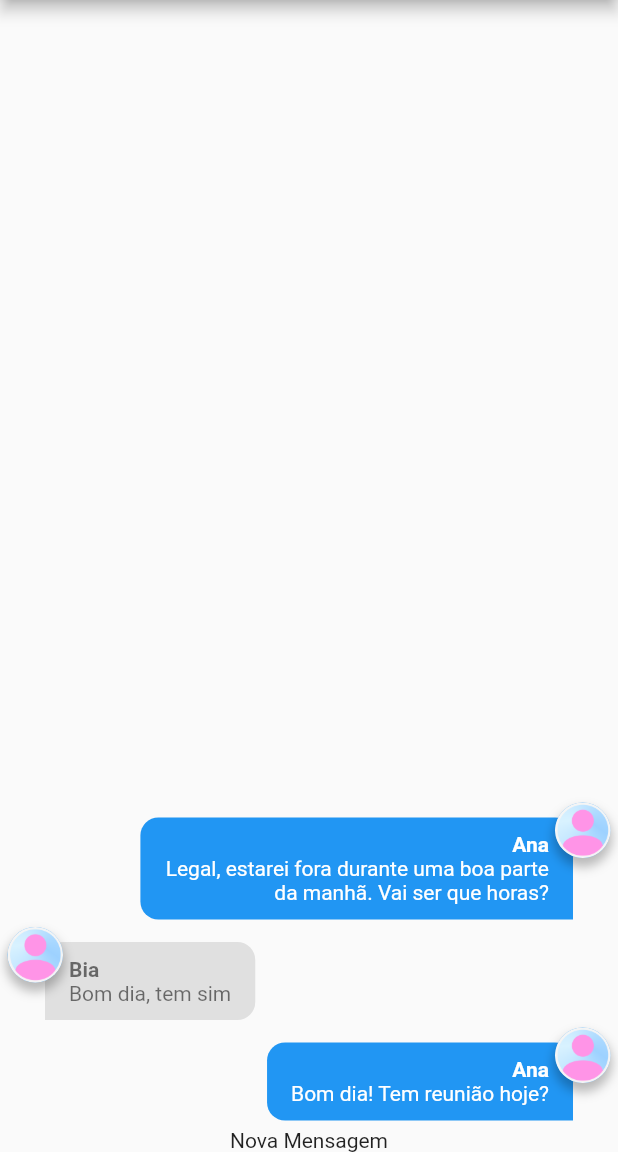
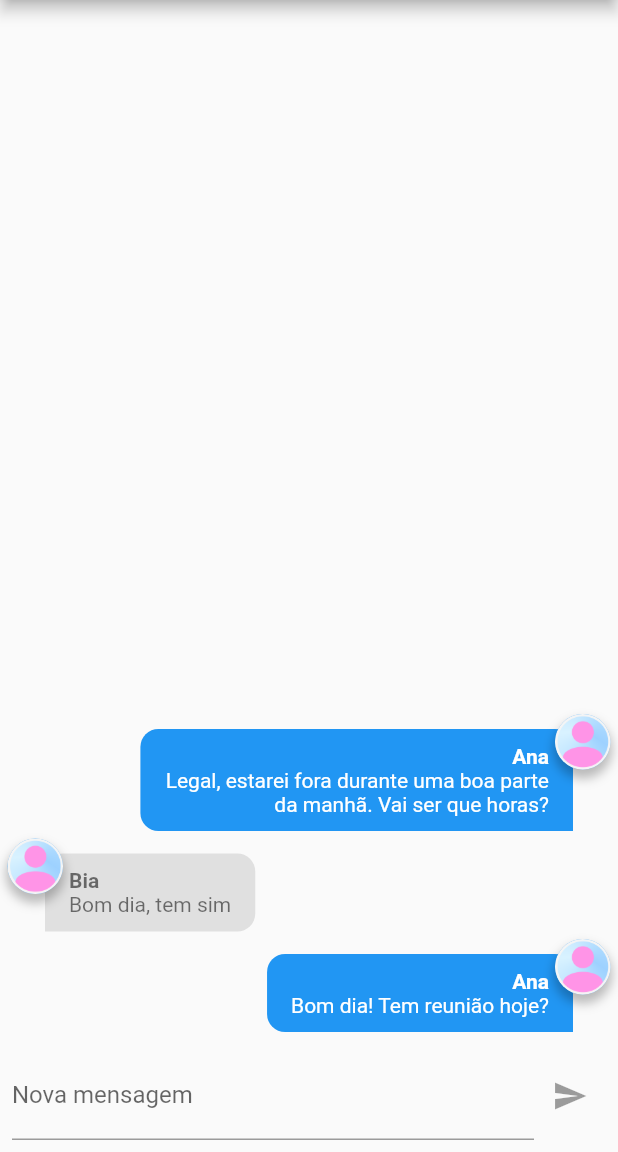
Before and after one commit to TonySilva7/chat-flutter, a Flutter app: the screen it shows after launch, on a phone screen of 412 x 824 dp, the part 84-1236 px from its top. Run offline on Flutter 3.47's test engine with Material 2 defaults, Android fonts, the phone set to English and light mode, and no system bars; our stand-ins replace image_picker; accounts and stored records are empty.

Commit message:
chore: implements input to send message

```diff
--- a/lib/app/core/services/chat/chat_service_mock.dart
+++ b/lib/app/core/services/chat/chat_service_mock.dart
@@ -31,11 +31,18 @@ class ChatServiceMock implements ChatServiceProtocol {
       userImageURL: 'assets/images/avatar.png',
     ),
   ];
-  MultiStreamController<List<ChatMessage>>? controller;
+  static MultiStreamController<List<ChatMessage>>? _controller;
+
+  //   static MultiStreamController<ChatUser?>? _controller;
+
+  // static final _userStream = Stream<ChatUser?>.multi((controller) {
+  //   _controller = controller;
+  //   _updateUser(defaultUser);
+  // });
 
   static final _msgsStream = Stream<List<ChatMessage>>.multi((controller) {
-    controller = controller;
-    controller.add(_msgs);
+    _controller = controller;
+    _controller?.add(_msgs);
   });
 
   @override
@@ -58,7 +65,7 @@ class ChatServiceMock implements ChatServiceProtocol {
     // add a mensagem na lista
     _msgs.add(newMessage);
     // add a lista no stream
-    controller?.add(_msgs);
+    _controller?.add(_msgs.reversed.toList());
 
     return newMessage;
   }
--- a/lib/app/pages/chat_page.dart
+++ b/lib/app/pages/chat_page.dart
@@ -21,13 +21,13 @@ class ChatPage extends StatelessWidget {
               DropdownMenuItem(
                 value: 'logout',
                 child: Row(
-                  children: [
+                  children: const [
                     Icon(
                       Icons.exit_to_app,
                       color: Colors.black54,
                     ),
-                    const SizedBox(width: 8),
-                    const Text('Sair'),
+                    SizedBox(width: 8),
+                    Text('Sair'),
                   ],
                 ),
               ),
--- a/lib/app/widgets/message_bubble.dart
+++ b/lib/app/widgets/message_bubble.dart
@@ -15,7 +15,7 @@ class MessageBubble extends StatelessWidget {
 
     if (uri.scheme.contains('http') || uri.scheme.contains('https')) {
       provider = NetworkImage(imageURL);
-    } else if (uri.scheme.contains('file')) {
+    } else if (uri.scheme.contains('file') || uri.path.contains('/Users')) {
       provider = FileImage(File(uri.toString()));
     } else {
       provider = const AssetImage('assets/images/avatar.png');
--- a/lib/app/widgets/messages.dart
+++ b/lib/app/widgets/messages.dart
@@ -3,8 +3,6 @@ import 'package:chat/app/core/services/auth/auth_service_factory.dart';
 import 'package:chat/app/core/services/chat/chat_service_factory.dart';
 import 'package:chat/app/widgets/message_bubble.dart';
 import 'package:flutter/material.dart';
-import 'package:flutter/src/widgets/framework.dart';
-import 'package:flutter/src/widgets/placeholder.dart';
 
 class Messages extends StatelessWidget {
   const Messages({super.key});
--- a/lib/app/widgets/new_message.dart
+++ b/lib/app/widgets/new_message.dart
@@ -1,10 +1,51 @@
 import 'package:flutter/material.dart';
 
-class NewMessages extends StatelessWidget {
+import '../core/services/auth/auth_service_factory.dart';
+import '../core/services/chat/chat_service_factory.dart';
+
+class NewMessages extends StatefulWidget {
   const NewMessages({super.key});
 
   @override
+  State<NewMessages> createState() => _NewMessagesState();
+}
+
+class _NewMessagesState extends State<NewMessages> {
+  String _message = '';
+  final _messageController = TextEditingController();
+
+  Future<void> _sendMessage() async {
+    final user = AuthServiceFactory.create().currentUser;
+
+    if (user != null) {
+      await ChatServiceFactory.create().save(_message, user);
+      _messageController.clear();
+    }
+  }
+
+  @override
   Widget build(BuildContext context) {
-    return const Center(child: Text('Nova Mensagem'));
+    return Padding(
+      padding: const EdgeInsets.all(8.0),
+      child: Row(
+        children: [
+          Expanded(
+            child: TextField(
+              controller: _messageController,
+              onChanged: (value) => setState(() => _message = value),
+              decoration: const InputDecoration(
+                labelText: 'Nova mensagem',
+              ),
+            ),
+          ),
+          IconButton(
+            onPressed: _message.trim().isEmpty ? null : _sendMessage,
+            icon: const Icon(
+              Icons.send,
+            ),
+          ),
+        ],
+      ),
+    );
   }
 }
```
